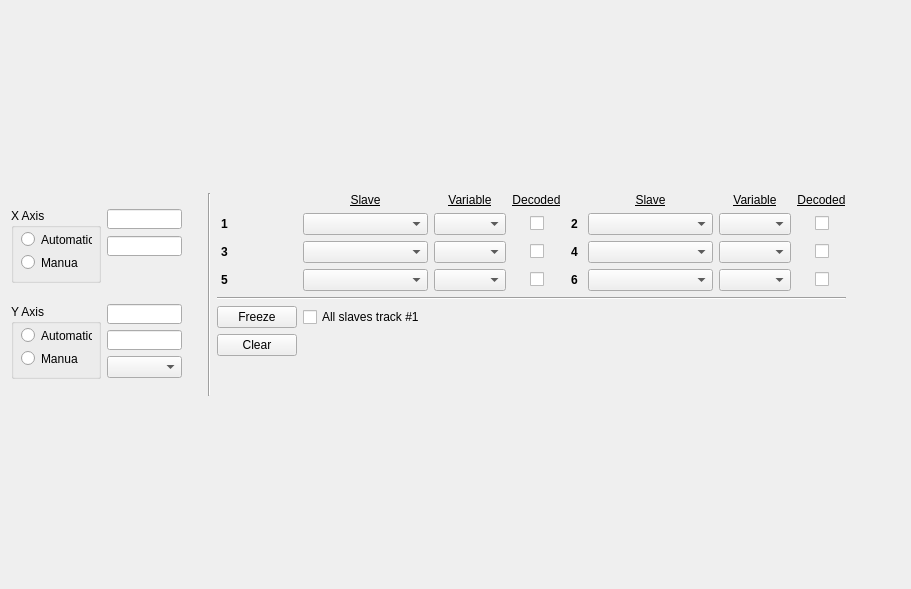
Qt form ui/w_2dplot.ui (JFDuval/flexsea-plan) before a commit.
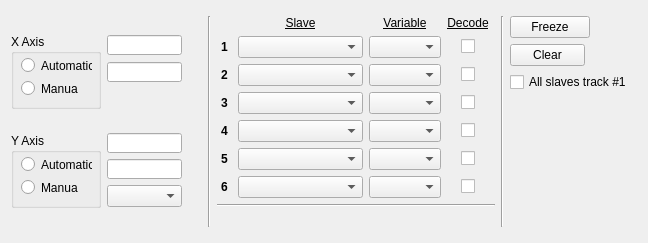
The same form after that commit.

Commit message: Changed the widget placement, 2DPlot

The edit to the form file:
```diff
--- a/ui/w_2dplot.ui
+++ b/ui/w_2dplot.ui
@@ -6,8 +6,8 @@
    <rect>
     <x>0</x>
     <y>0</y>
-    <width>911</width>
-    <height>589</height>
+    <width>648</width>
+    <height>243</height>
    </rect>
   </property>
   <property name="windowTitle">
@@ -55,10 +55,10 @@
            </property>
           </widget>
          </item>
-         <item row="2" column="2">
+         <item row="3" column="2">
           <widget class="QComboBox" name="cBoxvar3"/>
          </item>
-         <item row="3" column="1">
+         <item row="5" column="1">
           <widget class="QComboBox" name="cBoxvar5slave">
            <property name="sizePolicy">
             <sizepolicy hsizetype="Fixed" vsizetype="Fixed">
@@ -74,7 +74,7 @@
            </property>
           </widget>
          </item>
-         <item row="2" column="1">
+         <item row="3" column="1">
           <widget class="QComboBox" name="cBoxvar3slave">
            <property name="sizePolicy">
             <sizepolicy hsizetype="Fixed" vsizetype="Fixed">
@@ -90,7 +90,7 @@
            </property>
           </widget>
          </item>
-         <item row="3" column="2">
+         <item row="5" column="2">
           <widget class="QComboBox" name="cBoxvar5"/>
          </item>
          <item row="0" column="2">
@@ -100,22 +100,6 @@
            </property>
           </widget>
          </item>
-         <item row="1" column="7">
-          <widget class="QComboBox" name="cBoxvar2slave">
-           <property name="sizePolicy">
-            <sizepolicy hsizetype="Fixed" vsizetype="Fixed">
-             <horstretch>0</horstretch>
-             <verstretch>0</verstretch>
-            </sizepolicy>
-           </property>
-           <property name="minimumSize">
-            <size>
-             <width>125</width>
-             <height>0</height>
-            </size>
-           </property>
-          </widget>
-         </item>
          <item row="0" column="1">
           <widget class="QLabel" name="label_2">
            <property name="text">
@@ -123,73 +107,6 @@
            </property>
           </widget>
          </item>
-         <item row="2" column="7">
-          <widget class="QComboBox" name="cBoxvar4slave">
-           <property name="sizePolicy">
-            <sizepolicy hsizetype="Fixed" vsizetype="Fixed">
-             <horstretch>0</horstretch>
-             <verstretch>0</verstretch>
-            </sizepolicy>
-           </property>
-           <property name="minimumSize">
-            <size>
-             <width>125</width>
-             <height>0</height>
-            </size>
-           </property>
-          </widget>
-         </item>
-         <item row="3" column="7">
-          <widget class="QComboBox" name="cBoxvar6slave">
-           <property name="sizePolicy">
-            <sizepolicy hsizetype="Fixed" vsizetype="Fixed">
-             <horstretch>0</horstretch>
-             <verstretch>0</verstretch>
-            </sizepolicy>
-           </property>
-           <property name="minimumSize">
-            <size>
-             <width>125</width>
-             <height>0</height>
-            </size>
-           </property>
-          </widget>
-         </item>
-         <item row="1" column="10">
-          <widget class="QCheckBox" name="checkBoxD2">
-           <property name="text">
-            <string/>
-           </property>
-          </widget>
-         </item>
-         <item row="0" column="8">
-          <widget class="QLabel" name="label_4">
-           <property name="text">
-            <string>&lt;html&gt;&lt;head/&gt;&lt;body&gt;&lt;p align=&quot;center&quot;&gt;&lt;span style=&quot; text-decoration: underline;&quot;&gt;Variable&lt;/span&gt;&lt;/p&gt;&lt;/body&gt;&lt;/html&gt;</string>
-           </property>
-          </widget>
-         </item>
-         <item row="0" column="7">
-          <widget class="QLabel" name="label_5">
-           <property name="text">
-            <string>&lt;html&gt;&lt;head/&gt;&lt;body&gt;&lt;p align=&quot;center&quot;&gt;&lt;span style=&quot; text-decoration: underline;&quot;&gt;Slave&lt;/span&gt;&lt;/p&gt;&lt;/body&gt;&lt;/html&gt;</string>
-           </property>
-          </widget>
-         </item>
-         <item row="0" column="9" colspan="3">
-          <widget class="QLabel" name="label_6">
-           <property name="text">
-            <string>&lt;html&gt;&lt;head/&gt;&lt;body&gt;&lt;p align=&quot;center&quot;&gt;&lt;span style=&quot; text-decoration: underline;&quot;&gt;Decoded&lt;/span&gt;&lt;/p&gt;&lt;/body&gt;&lt;/html&gt;</string>
-           </property>
-          </widget>
-         </item>
-         <item row="2" column="10">
-          <widget class="QCheckBox" name="checkBoxD4">
-           <property name="text">
-            <string/>
-           </property>
-          </widget>
-         </item>
          <item row="1" column="4">
           <widget class="QCheckBox" name="checkBoxD1">
            <property name="text">
@@ -197,64 +114,10 @@
            </property>
           </widget>
          </item>
-         <item row="3" column="10">
-          <widget class="QCheckBox" name="checkBoxD6">
-           <property name="text">
-            <string/>
-           </property>
-          </widget>
-         </item>
-         <item row="4" column="0" colspan="12">
-          <widget class="Line" name="line">
-           <property name="orientation">
-            <enum>Qt::Horizontal</enum>
-           </property>
-          </widget>
-         </item>
-         <item row="3" column="8">
-          <widget class="QComboBox" name="cBoxvar6"/>
-         </item>
          <item row="1" column="2">
           <widget class="QComboBox" name="cBoxvar1"/>
          </item>
-         <item row="2" column="8">
-          <widget class="QComboBox" name="cBoxvar4"/>
-         </item>
-         <item row="1" column="6">
-          <widget class="QLabel" name="label_t2">
-           <property name="sizePolicy">
-            <sizepolicy hsizetype="Fixed" vsizetype="Minimum">
-             <horstretch>0</horstretch>
-             <verstretch>0</verstretch>
-            </sizepolicy>
-           </property>
-           <property name="minimumSize">
-            <size>
-             <width>15</width>
-             <height>0</height>
-            </size>
-           </property>
-           <property name="maximumSize">
-            <size>
-             <width>15</width>
-             <height>16777215</height>
-            </size>
-           </property>
-           <property name="baseSize">
-            <size>
-             <width>15</width>
-             <height>0</height>
-            </size>
-           </property>
-           <property name="text">
-            <string>&lt;html&gt;&lt;head/&gt;&lt;body&gt;&lt;p&gt;&lt;span style=&quot; font-weight:600;&quot;&gt;2&lt;/span&gt;&lt;/p&gt;&lt;/body&gt;&lt;/html&gt;</string>
-           </property>
-           <property name="alignment">
-            <set>Qt::AlignCenter</set>
-           </property>
-          </widget>
-         </item>
-         <item row="2" column="0">
+         <item row="3" column="0">
           <widget class="QLabel" name="label_t3">
            <property name="sizePolicy">
             <sizepolicy hsizetype="Fixed" vsizetype="Minimum">
@@ -322,75 +185,7 @@
            </property>
           </widget>
          </item>
-         <item row="2" column="6">
-          <widget class="QLabel" name="label_t4">
-           <property name="sizePolicy">
-            <sizepolicy hsizetype="Fixed" vsizetype="Minimum">
-             <horstretch>0</horstretch>
-             <verstretch>0</verstretch>
-            </sizepolicy>
-           </property>
-           <property name="minimumSize">
-            <size>
-             <width>15</width>
-             <height>0</height>
-            </size>
-           </property>
-           <property name="maximumSize">
-            <size>
-             <width>15</width>
-             <height>16777215</height>
-            </size>
-           </property>
-           <property name="baseSize">
-            <size>
-             <width>15</width>
-             <height>0</height>
-            </size>
-           </property>
-           <property name="text">
-            <string>&lt;html&gt;&lt;head/&gt;&lt;body&gt;&lt;p&gt;&lt;span style=&quot; font-weight:600;&quot;&gt;4&lt;/span&gt;&lt;/p&gt;&lt;/body&gt;&lt;/html&gt;</string>
-           </property>
-           <property name="alignment">
-            <set>Qt::AlignCenter</set>
-           </property>
-          </widget>
-         </item>
-         <item row="3" column="6">
-          <widget class="QLabel" name="label_t6">
-           <property name="sizePolicy">
-            <sizepolicy hsizetype="Fixed" vsizetype="Minimum">
-             <horstretch>0</horstretch>
-             <verstretch>0</verstretch>
-            </sizepolicy>
-           </property>
-           <property name="minimumSize">
-            <size>
-             <width>15</width>
-             <height>0</height>
-            </size>
-           </property>
-           <property name="maximumSize">
-            <size>
-             <width>15</width>
-             <height>16777215</height>
-            </size>
-           </property>
-           <property name="baseSize">
-            <size>
-             <width>15</width>
-             <height>0</height>
-            </size>
-           </property>
-           <property name="text">
-            <string>&lt;html&gt;&lt;head/&gt;&lt;body&gt;&lt;p&gt;&lt;span style=&quot; font-weight:600;&quot;&gt;6&lt;/span&gt;&lt;/p&gt;&lt;/body&gt;&lt;/html&gt;</string>
-           </property>
-           <property name="alignment">
-            <set>Qt::AlignCenter</set>
-           </property>
-          </widget>
-         </item>
-         <item row="3" column="0">
+         <item row="5" column="0">
           <widget class="QLabel" name="label_t5">
            <property name="sizePolicy">
             <sizepolicy hsizetype="Fixed" vsizetype="Minimum">
@@ -424,54 +219,211 @@
            </property>
           </widget>
          </item>
-         <item row="1" column="8">
-          <widget class="QComboBox" name="cBoxvar2"/>
-         </item>
          <item row="0" column="3" colspan="3">
           <widget class="QLabel" name="label_3">
            <property name="text">
-            <string>&lt;html&gt;&lt;head/&gt;&lt;body&gt;&lt;p align=&quot;center&quot;&gt;&lt;span style=&quot; text-decoration: underline;&quot;&gt;Decoded&lt;/span&gt;&lt;/p&gt;&lt;/body&gt;&lt;/html&gt;</string>
+            <string>&lt;html&gt;&lt;head/&gt;&lt;body&gt;&lt;p align=&quot;center&quot;&gt;&lt;span style=&quot; text-decoration: underline;&quot;&gt;Decode&lt;/span&gt;&lt;/p&gt;&lt;/body&gt;&lt;/html&gt;</string>
            </property>
           </widget>
          </item>
-         <item row="3" column="4">
+         <item row="5" column="4">
           <widget class="QCheckBox" name="checkBoxD5">
            <property name="text">
             <string/>
            </property>
           </widget>
          </item>
-         <item row="2" column="4">
+         <item row="3" column="4">
           <widget class="QCheckBox" name="checkBoxD3">
            <property name="text">
             <string/>
            </property>
           </widget>
          </item>
+         <item row="2" column="0">
+          <widget class="QLabel" name="label_t2">
+           <property name="sizePolicy">
+            <sizepolicy hsizetype="Fixed" vsizetype="Minimum">
+             <horstretch>0</horstretch>
+             <verstretch>0</verstretch>
+            </sizepolicy>
+           </property>
+           <property name="minimumSize">
+            <size>
+             <width>15</width>
+             <height>0</height>
+            </size>
+           </property>
+           <property name="maximumSize">
+            <size>
+             <width>15</width>
+             <height>16777215</height>
+            </size>
+           </property>
+           <property name="baseSize">
+            <size>
+             <width>15</width>
+             <height>0</height>
+            </size>
+           </property>
+           <property name="text">
+            <string>&lt;html&gt;&lt;head/&gt;&lt;body&gt;&lt;p&gt;&lt;span style=&quot; font-weight:600;&quot;&gt;2&lt;/span&gt;&lt;/p&gt;&lt;/body&gt;&lt;/html&gt;</string>
+           </property>
+           <property name="alignment">
+            <set>Qt::AlignCenter</set>
+           </property>
+          </widget>
+         </item>
+         <item row="4" column="2">
+          <widget class="QComboBox" name="cBoxvar4"/>
+         </item>
+         <item row="2" column="1">
+          <widget class="QComboBox" name="cBoxvar2slave">
+           <property name="sizePolicy">
+            <sizepolicy hsizetype="Fixed" vsizetype="Fixed">
+             <horstretch>0</horstretch>
+             <verstretch>0</verstretch>
+            </sizepolicy>
+           </property>
+           <property name="minimumSize">
+            <size>
+             <width>125</width>
+             <height>0</height>
+            </size>
+           </property>
+          </widget>
+         </item>
+         <item row="4" column="0">
+          <widget class="QLabel" name="label_t4">
+           <property name="sizePolicy">
+            <sizepolicy hsizetype="Fixed" vsizetype="Minimum">
+             <horstretch>0</horstretch>
+             <verstretch>0</verstretch>
+            </sizepolicy>
+           </property>
+           <property name="minimumSize">
+            <size>
+             <width>15</width>
+             <height>0</height>
+            </size>
+           </property>
+           <property name="maximumSize">
+            <size>
+             <width>15</width>
+             <height>16777215</height>
+            </size>
+           </property>
+           <property name="baseSize">
+            <size>
+             <width>15</width>
+             <height>0</height>
+            </size>
+           </property>
+           <property name="text">
+            <string>&lt;html&gt;&lt;head/&gt;&lt;body&gt;&lt;p&gt;&lt;span style=&quot; font-weight:600;&quot;&gt;4&lt;/span&gt;&lt;/p&gt;&lt;/body&gt;&lt;/html&gt;</string>
+           </property>
+           <property name="alignment">
+            <set>Qt::AlignCenter</set>
+           </property>
+          </widget>
+         </item>
          <item row="6" column="0">
-          <widget class="QPushButton" name="pushButtonClear">
+          <widget class="QLabel" name="label_t6">
+           <property name="sizePolicy">
+            <sizepolicy hsizetype="Fixed" vsizetype="Minimum">
+             <horstretch>0</horstretch>
+             <verstretch>0</verstretch>
+            </sizepolicy>
+           </property>
+           <property name="minimumSize">
+            <size>
+             <width>15</width>
+             <height>0</height>
+            </size>
+           </property>
+           <property name="maximumSize">
+            <size>
+             <width>15</width>
+             <height>16777215</height>
+            </size>
+           </property>
+           <property name="baseSize">
+            <size>
+             <width>15</width>
+             <height>0</height>
+            </size>
+           </property>
            <property name="text">
-            <string>Clear</string>
+            <string>&lt;html&gt;&lt;head/&gt;&lt;body&gt;&lt;p&gt;&lt;span style=&quot; font-weight:600;&quot;&gt;6&lt;/span&gt;&lt;/p&gt;&lt;/body&gt;&lt;/html&gt;</string>
            </property>
+           <property name="alignment">
+            <set>Qt::AlignCenter</set>
+           </property>
           </widget>
          </item>
-         <item row="5" column="0">
-          <widget class="QPushButton" name="pushButtonFreeze">
+         <item row="2" column="2">
+          <widget class="QComboBox" name="cBoxvar2"/>
+         </item>
+         <item row="4" column="4">
+          <widget class="QCheckBox" name="checkBoxD4">
+           <property name="text">
+            <string/>
+           </property>
+          </widget>
+         </item>
+         <item row="6" column="1">
+          <widget class="QComboBox" name="cBoxvar6slave">
            <property name="sizePolicy">
             <sizepolicy hsizetype="Fixed" vsizetype="Fixed">
              <horstretch>0</horstretch>
              <verstretch>0</verstretch>
             </sizepolicy>
            </property>
+           <property name="minimumSize">
+            <size>
+             <width>125</width>
+             <height>0</height>
+            </size>
+           </property>
+          </widget>
+         </item>
+         <item row="6" column="2">
+          <widget class="QComboBox" name="cBoxvar6"/>
+         </item>
+         <item row="6" column="4">
+          <widget class="QCheckBox" name="checkBoxD6">
            <property name="text">
-            <string>Freeze</string>
+            <string/>
            </property>
           </widget>
          </item>
-         <item row="5" column="1">
-          <widget class="QCheckBox" name="checkBoxTrack">
+         <item row="4" column="1">
+          <widget class="QComboBox" name="cBoxvar4slave">
+           <property name="sizePolicy">
+            <sizepolicy hsizetype="Fixed" vsizetype="Fixed">
+             <horstretch>0</horstretch>
+             <verstretch>0</verstretch>
+            </sizepolicy>
+           </property>
+           <property name="minimumSize">
+            <size>
+             <width>125</width>
+             <height>0</height>
+            </size>
+           </property>
+          </widget>
+         </item>
+         <item row="2" column="4">
+          <widget class="QCheckBox" name="checkBoxD2">
            <property name="text">
-            <string>All slaves track #1</string>
+            <string/>
+           </property>
+          </widget>
+         </item>
+         <item row="7" column="0" colspan="7">
+          <widget class="Line" name="line">
+           <property name="orientation">
+            <enum>Qt::Horizontal</enum>
            </property>
           </widget>
          </item>
@@ -487,8 +439,8 @@
          </property>
          <property name="sizeHint" stdset="0">
           <size>
-           <width>20</width>
-           <height>40</height>
+           <width>5</width>
+           <height>5</height>
           </size>
          </property>
         </spacer>
@@ -730,7 +682,7 @@
        </property>
       </spacer>
      </item>
-     <item row="0" column="5">
+     <item row="0" column="7">
       <spacer name="horizontalSpacer_2">
        <property name="orientation">
         <enum>Qt::Horizontal</enum>
@@ -743,6 +695,69 @@
        </property>
       </spacer>
      </item>
+     <item row="0" column="6">
+      <layout class="QGridLayout" name="gridLayout_6">
+       <item row="0" column="0">
+        <widget class="QPushButton" name="pushButtonFreeze">
+         <property name="sizePolicy">
+          <sizepolicy hsizetype="Fixed" vsizetype="Fixed">
+           <horstretch>0</horstretch>
+           <verstretch>0</verstretch>
+          </sizepolicy>
+         </property>
+         <property name="text">
+          <string>Freeze</string>
+         </property>
+        </widget>
+       </item>
+       <item row="2" column="0">
+        <widget class="QCheckBox" name="checkBoxTrack">
+         <property name="text">
+          <string>All slaves track #1</string>
+         </property>
+        </widget>
+       </item>
+       <item row="1" column="0">
+        <widget class="QPushButton" name="pushButtonClear">
+         <property name="minimumSize">
+          <size>
+           <width>75</width>
+           <height>0</height>
+          </size>
+         </property>
+         <property name="maximumSize">
+          <size>
+           <width>75</width>
+           <height>16777215</height>
+          </size>
+         </property>
+         <property name="text">
+          <string>Clear</string>
+         </property>
+        </widget>
+       </item>
+       <item row="3" column="0">
+        <spacer name="verticalSpacer_5">
+         <property name="orientation">
+          <enum>Qt::Vertical</enum>
+         </property>
+         <property name="sizeHint" stdset="0">
+          <size>
+           <width>5</width>
+           <height>5</height>
+          </size>
+         </property>
+        </spacer>
+       </item>
+      </layout>
+     </item>
+     <item row="0" column="5">
+      <widget class="Line" name="line_3">
+       <property name="orientation">
+        <enum>Qt::Vertical</enum>
+       </property>
+      </widget>
+     </item>
     </layout>
    </item>
    <item>
```
